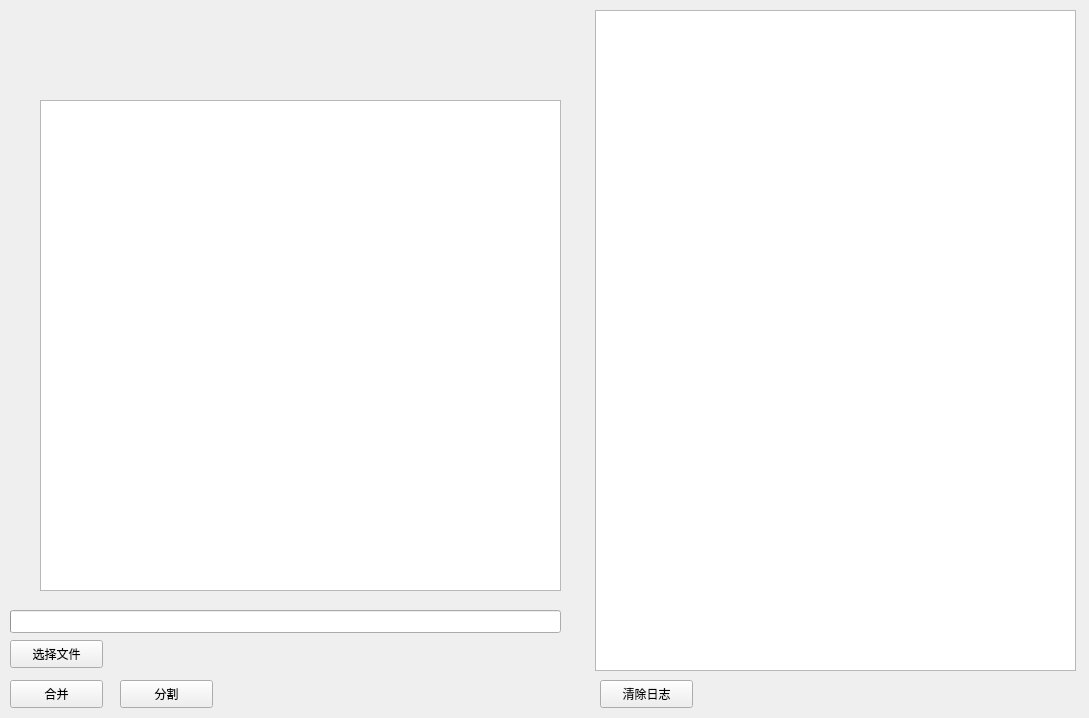
choueric/vcutter, file vcutter.ui: the form before one commit.
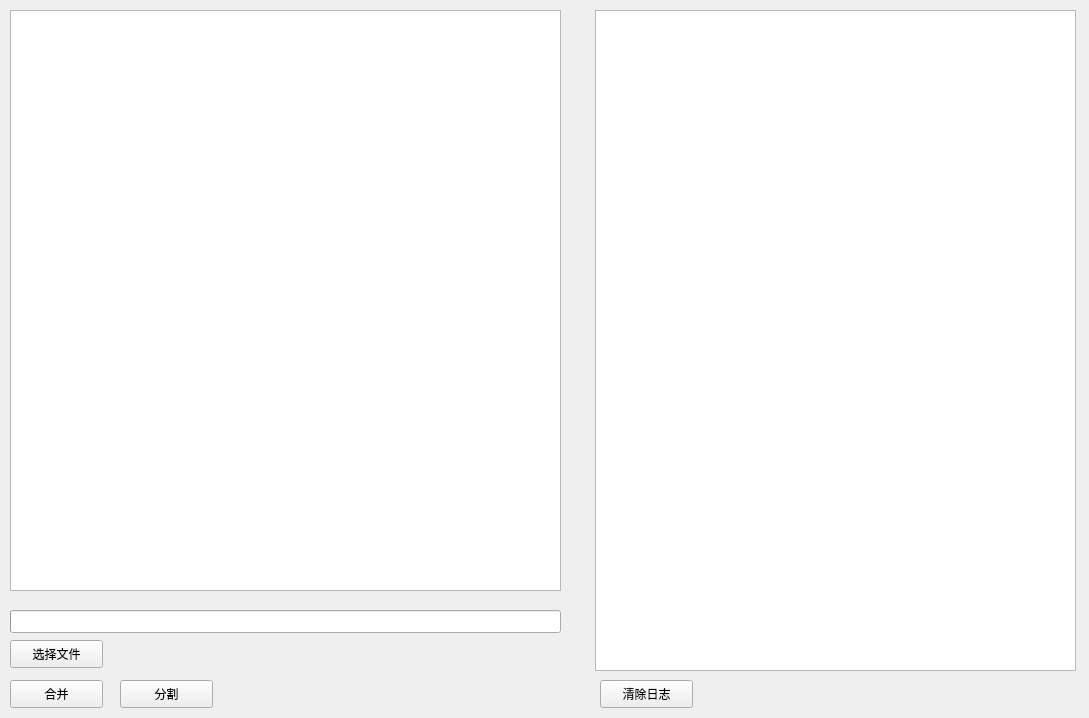
The form after the commit.

Commit message: make sure do merge before split in case of need merge.

```diff
--- a/vcutter.ui
+++ b/vcutter.ui
@@ -95,10 +95,10 @@
    <widget class="QTextEdit" name="logTextEdit">
     <property name="geometry">
      <rect>
-      <x>40</x>
-      <y>100</y>
-      <width>521</width>
-      <height>491</height>
+      <x>10</x>
+      <y>10</y>
+      <width>551</width>
+      <height>581</height>
      </rect>
     </property>
    </widget>
```
The commit also changes 2 other files.
